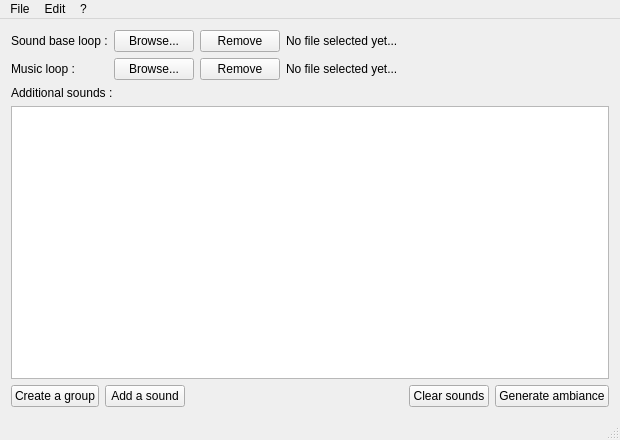
Above: MainWindow.ui from dcarlus/SoundAmbience before the change. Below: the same form after it.
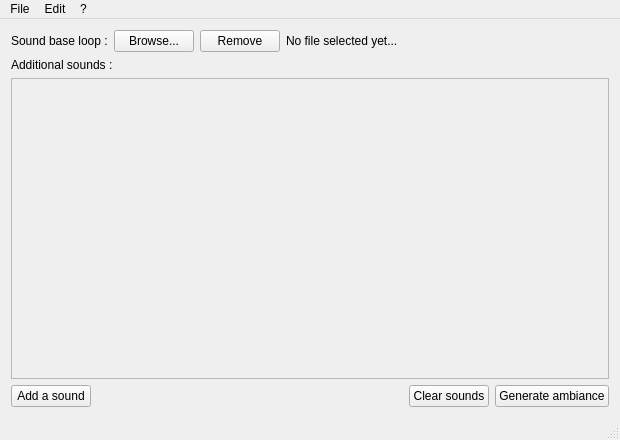
That is the form after the change. Icons and pictures are not drawn.

Commit message: Make application UI much more simple, limitating features for initiating the development

What changed in the file:
```diff
--- a/MainWindow.ui
+++ b/MainWindow.ui
@@ -59,70 +59,6 @@
          </property>
         </widget>
        </item>
-       <item row="3" column="0">
-        <widget class="QLabel" name="musicLoopLabel">
-         <property name="sizePolicy">
-          <sizepolicy hsizetype="Preferred" vsizetype="Preferred">
-           <horstretch>0</horstretch>
-           <verstretch>0</verstretch>
-          </sizepolicy>
-         </property>
-         <property name="text">
-          <string>Music loop :</string>
-         </property>
-        </widget>
-       </item>
-       <item row="3" column="1">
-        <widget class="QWidget" name="musicLoopForm" native="true">
-         <layout class="QGridLayout" name="gridLayout_2">
-          <property name="leftMargin">
-           <number>0</number>
-          </property>
-          <property name="topMargin">
-           <number>0</number>
-          </property>
-          <property name="rightMargin">
-           <number>0</number>
-          </property>
-          <property name="bottomMargin">
-           <number>0</number>
-          </property>
-          <item row="0" column="2">
-           <widget class="QLabel" name="musicLoopPathLabel">
-            <property name="sizePolicy">
-             <sizepolicy hsizetype="Expanding" vsizetype="Preferred">
-              <horstretch>0</horstretch>
-              <verstretch>0</verstretch>
-             </sizepolicy>
-            </property>
-            <property name="text">
-             <string>No file selected yet...</string>
-            </property>
-           </widget>
-          </item>
-          <item row="0" column="1">
-           <widget class="QPushButton" name="musicLoopRemoveButton">
-            <property name="sizePolicy">
-             <sizepolicy hsizetype="Minimum" vsizetype="Minimum">
-              <horstretch>0</horstretch>
-              <verstretch>0</verstretch>
-             </sizepolicy>
-            </property>
-            <property name="text">
-             <string>Remove</string>
-            </property>
-           </widget>
-          </item>
-          <item row="0" column="0">
-           <widget class="QPushButton" name="musicLoopBrowseButton">
-            <property name="text">
-             <string>Browse...</string>
-            </property>
-           </widget>
-          </item>
-         </layout>
-        </widget>
-       </item>
        <item row="0" column="1">
         <widget class="QWidget" name="soundLoopForm" native="true">
          <layout class="QGridLayout" name="gridLayout">
@@ -206,11 +142,26 @@
         </widget>
        </item>
        <item>
-        <widget class="QScrollArea" name="scrollArea">
+        <widget class="QWidget" name="widget" native="true">
+         <layout class="QHBoxLayout" name="horizontalLayout_2">
+          <property name="leftMargin">
+           <number>0</number>
+          </property>
+          <property name="topMargin">
+           <number>0</number>
+          </property>
+          <property name="rightMargin">
+           <number>0</number>
+          </property>
+          <property name="bottomMargin">
+           <number>0</number>
+          </property>
+          <item>
+           <widget class="QScrollArea" name="additionalSoundsArea">
          <property name="widgetResizable">
           <bool>true</bool>
          </property>
-         <widget class="QWidget" name="scrollAreaWidgetContents">
+            <widget class="QWidget" name="additionalSoundsContents">
           <property name="geometry">
            <rect>
             <x>0</x>
@@ -232,15 +183,11 @@
            <property name="bottomMargin">
             <number>0</number>
            </property>
-           <item>
-            <widget class="QTreeView" name="treeView">
-             <property name="frameShape">
-              <enum>QFrame::NoFrame</enum>
-             </property>
+             </layout>
+            </widget>
             </widget>
            </item>
           </layout>
-         </widget>
         </widget>
        </item>
       </layout>
@@ -267,13 +214,6 @@
        <property name="bottomMargin">
         <number>0</number>
        </property>
-       <item>
-        <widget class="QPushButton" name="createSoundGroupButton">
-         <property name="text">
-          <string>Create a group</string>
-         </property>
-        </widget>
-       </item>
        <item>
         <widget class="QPushButton" name="addSoundButton">
          <property name="text">
```
Left out of the diff: 5 changed lines with no effect on the pictures. Lines whose indentation alone changed are shown as unchanged. The commit also changes 2 other files.
